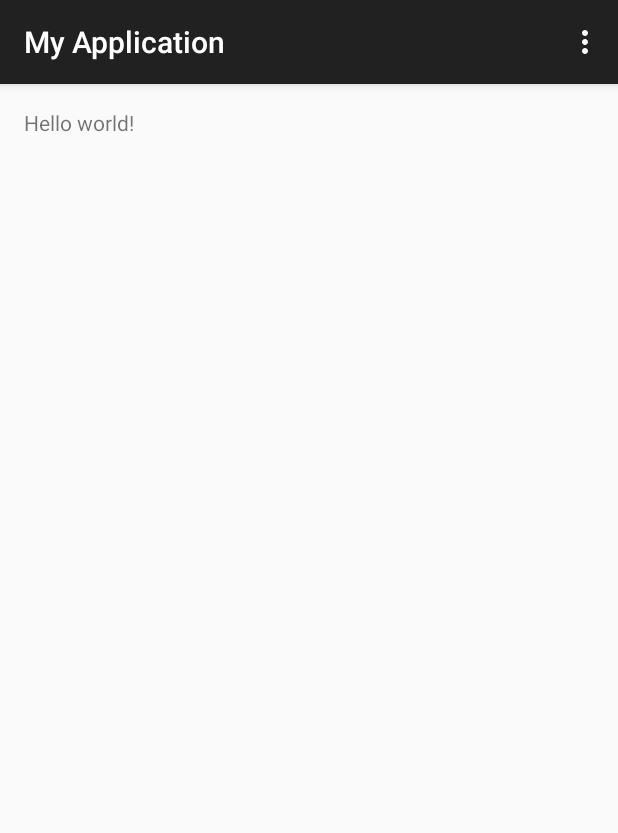
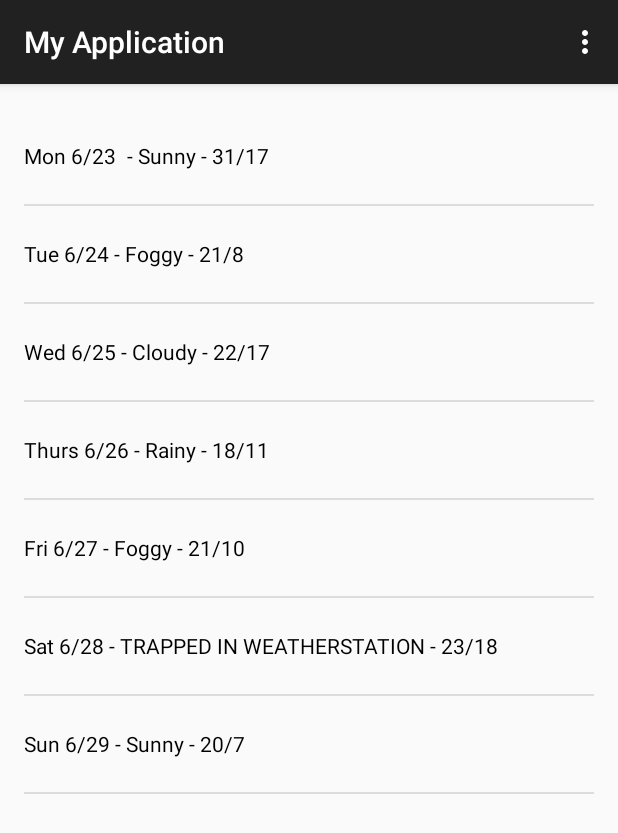
Before and after one commit to rodrigoccurvo/AtividadeAndroid, an Android app: the screen it shows after launch (MainActivity), on a phone screen of 412 x 824 dp. Shown: the top 833 px of the screen. Run offline under Robolectric (Android 15) with nearby library versions, the phone set to English and light mode, and no system bars.

Commit message:
Tarefa 2 - Lista de itens

```diff
--- a/app/src/main/java/com/example/rodrigo/myapplication/MainActivity.java
+++ b/app/src/main/java/com/example/rodrigo/myapplication/MainActivity.java
@@ -1,17 +1,49 @@
 package com.example.rodrigo.myapplication;
 
+import android.os.Bundle;
 import android.support.v7.app.ActionBarActivity;
-import android.os.Bundle;
 import android.view.Menu;
 import android.view.MenuItem;
+import android.widget.ArrayAdapter;
+import android.widget.ListAdapter;
+import android.widget.ListView;
+
+import java.util.ArrayList;
+import java.util.Arrays;
+import java.util.List;
 
 
+@SuppressWarnings("deprecation")
 public class MainActivity extends ActionBarActivity {
+
+    private ListAdapter mAdapter;
 
     @Override
     protected void onCreate(Bundle savedInstanceState) {
         super.onCreate(savedInstanceState);
         setContentView(R.layout.activity_main);
+
+        String[] dados = {
+                "Mon 6/23 - Sunny - 31/17",
+                "Tue 6/24 - Foggy - 21/8",
+                "Wed 6/25 - Cloudy - 22/17",
+                "Thurs 6/26 - Rainy - 18/11",
+                "Fri 6/27 - Foggy - 21/10",
+                "Sat 6/28 - TRAPPED IN WEATHERSTATION - 23/18",
+                "Sun 6/29 - Sunny - 20/7"
+        };
+
+        List<String> previsao = new ArrayList<>(Arrays.asList(dados));
+
+        mAdapter = new ArrayAdapter<>(
+                getApplicationContext(), // Contexto atual
+                R.layout.item_lista, // Nome do ID do layout
+                R.id.item_texto, // ID do TextView a ser preenchido
+                previsao);
+
+        ListView listView = (ListView) findViewById(R.id.lista_principal);
+        listView.setAdapter(mAdapter);
+
     }
 
     @Override
--- a/app/src/main/res/layout/activity_main.xml
+++ b/app/src/main/res/layout/activity_main.xml
@@ -5,7 +5,8 @@
     android:paddingTop="@dimen/activity_vertical_margin"
     android:paddingBottom="@dimen/activity_vertical_margin" tools:context=".MainActivity">
 
-    <TextView android:text="@string/hello_world" android:layout_width="wrap_content"
-        android:layout_height="wrap_content" />
-
+    <ListView
+        android:layout_width="match_parent"
+        android:layout_height="match_parent"
+        android:id="@+id/lista_principal" />
 </RelativeLayout>
--- /dev/null
+++ b/app/src/main/res/layout/item_lista.xml
@@ -0,0 +1,10 @@
+<?xml version="1.0" encoding="utf-8"?>
+<TextView xmlns:android="http://schemas.android.com/apk/res/android"
+    android:layout_width="match_parent"
+    android:layout_height="match_parent"
+    android:minHeight="?android:attr/listPreferredItemHeight"
+    android:gravity="center_vertical"
+    android:id="@+id/item_texto"
+    android:textColor="@android:color/black">
+
+</TextView>
```
Also changed, not shown: 1 other file.
